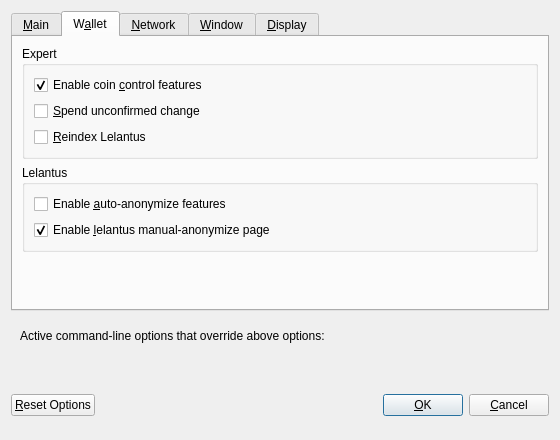
Before: the Qt Designer form src/qt/forms/optionsdialog.ui in 1001tests/BZX, drawn with Qt 5.
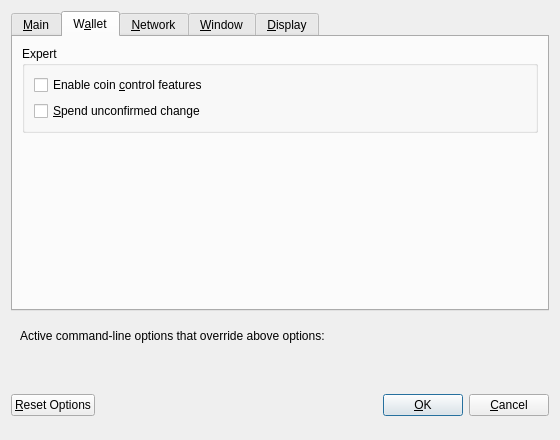
After: the same form once the commit is applied. The open tabs and pages were chosen to show the change. Custom widgets are drawn as their Qt base class.

The edit to the form file:
```diff
--- a/src/qt/forms/optionsdialog.ui
+++ b/src/qt/forms/optionsdialog.ui
@@ -151,9 +151,6 @@
             <property name="text">
              <string>Enable coin &amp;control features</string>
             </property>
-            <property name="checked">
-             <bool>true</bool>
-            </property>
            </widget>
           </item>
           <item>
@@ -166,45 +163,6 @@
             </property>
            </widget>
           </item>
-          <item>
-           <widget class="QCheckBox" name="reindexLelantus">
-            <property name="toolTip">
-             <string>Restore all Lelantus transactions following a reindex.</string>
-            </property>
-            <property name="text">
-             <string>&amp;Reindex Lelantus</string>
-            </property>
-           </widget>
-          </item>
-         </layout>
-        </widget>
-       </item>
-       <item>
-        <widget class="QGroupBox" name="lelantusGroupBox">
-         <property name="title">
-          <string>Lelantus</string>
-         </property>
-         <layout class="QVBoxLayout" name="verticalLayout_3">
-          <item>
-           <widget class="QCheckBox" name="autoAnonymize">
-            <property name="text">
-             <string>Enable &amp;auto-anonymize features</string>
-            </property>
-            <property name="checked">
-             <bool>false</bool>
-            </property>
-           </widget>
-          </item>
-          <item>
-           <widget class="QCheckBox" name="lelantusPage">
-            <property name="text">
-             <string>Enable &amp;lelantus manual-anonymize page</string>
-            </property>
-            <property name="checked">
-             <bool>true</bool>
-            </property>
-           </widget>
-          </item>
          </layout>
         </widget>
        </item>
```
Left out of the diff: 8 changed lines with no effect on the pictures.
